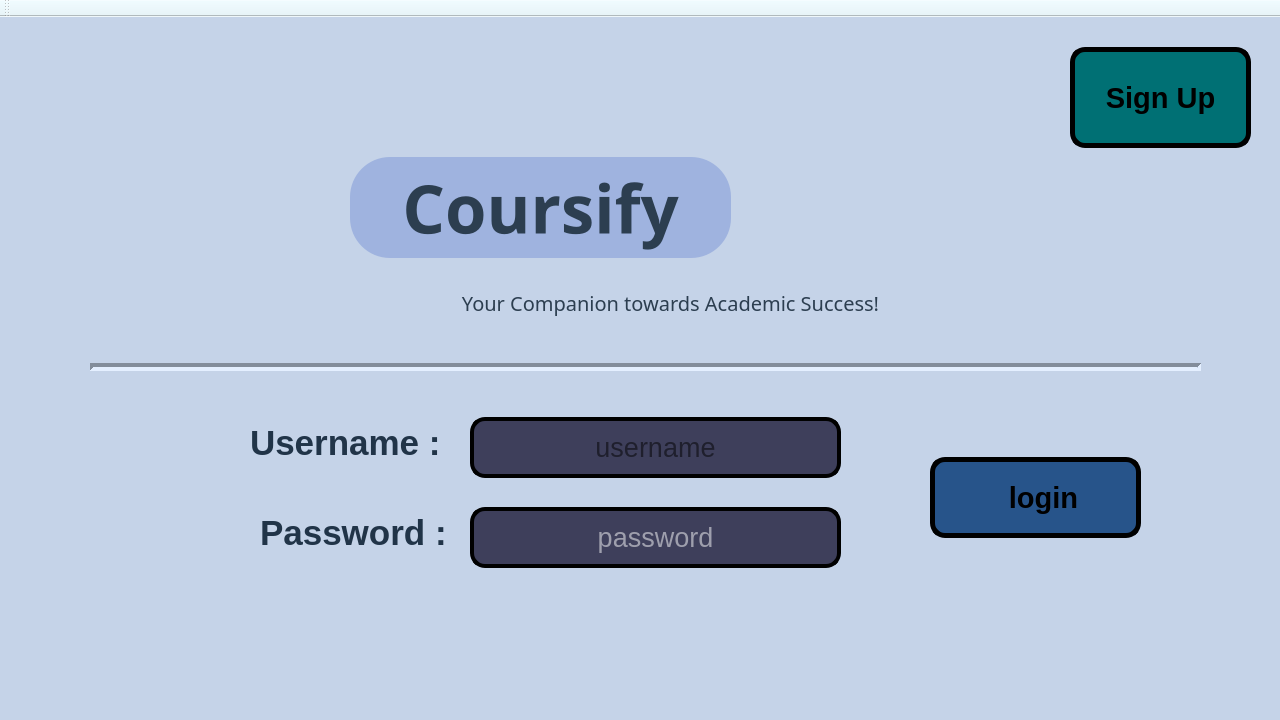
This is Coursify.ui in Ahmed-ElGoharyy/Coursifyy as Qt 5 draws it before an edit. The edited form follows.
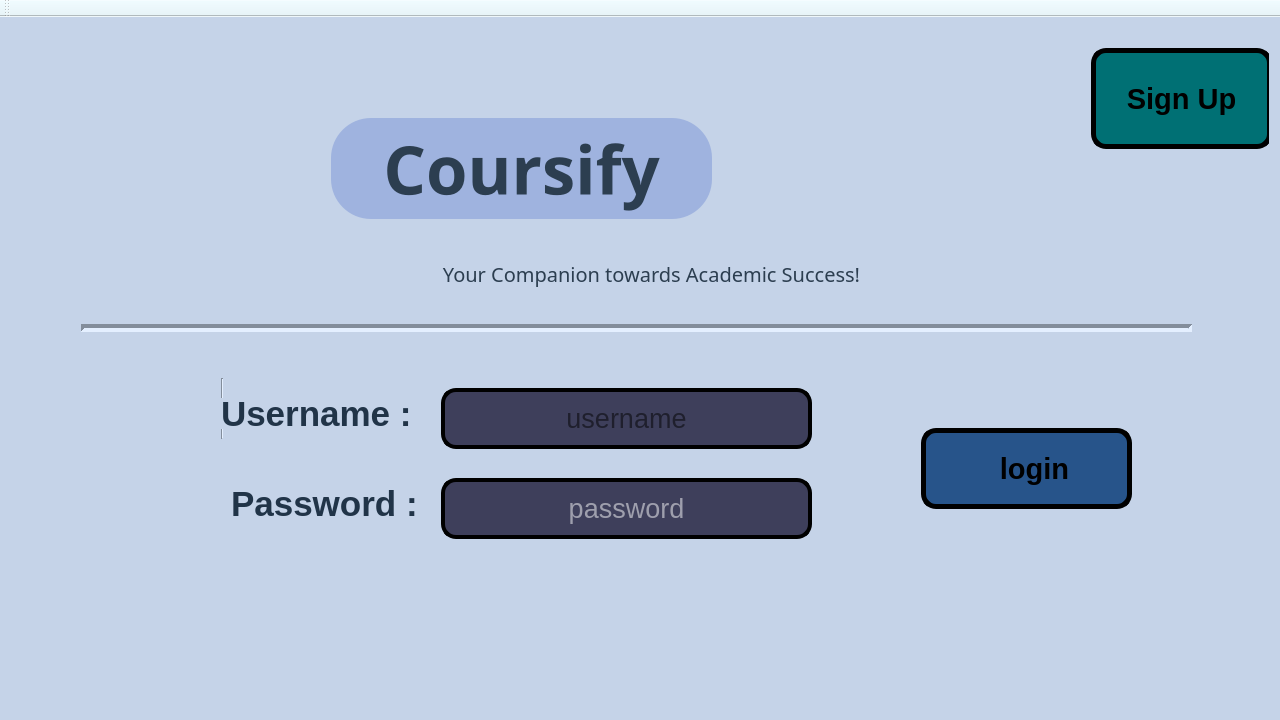
This is the edited form. The open tabs and pages were chosen to show the change. Icons and pictures are not drawn.

```diff
--- a/Coursify.ui
+++ b/Coursify.ui
@@ -486,131 +486,37 @@
    <property name="styleSheet">
     <string notr="true">background-color: rgb(197, 211, 232);</string>
    </property>
-   <widget class="QLineEdit" name="lineEdit">
+   <layout class="QGridLayout" name="gridLayout">
+    <item row="0" column="0">
+     <widget class="QStackedWidget" name="stackedWidget">
+      <property name="sizePolicy">
+       <sizepolicy hsizetype="Expanding" vsizetype="Expanding">
+        <horstretch>0</horstretch>
+        <verstretch>0</verstretch>
+       </sizepolicy>
+      </property>
+      <property name="currentIndex">
+       <number>3</number>
+      </property>
+      <widget class="QWidget" name="Login">
+       <widget class="Line" name="line_2">
     <property name="geometry">
      <rect>
-      <x>470</x>
-      <y>400</y>
-      <width>371</width>
+          <x>210</x>
+          <y>350</y>
+          <width>3</width>
       <height>61</height>
      </rect>
     </property>
-    <property name="palette">
-     <palette>
-      <active>
-       <colorrole role="Button">
-        <brush brushstyle="SolidPattern">
-         <color alpha="255">
-          <red>62</red>
-          <green>63</green>
-          <blue>91</blue>
-         </color>
-        </brush>
-       </colorrole>
-       <colorrole role="Base">
-        <brush brushstyle="SolidPattern">
-         <color alpha="255">
-          <red>62</red>
-          <green>63</green>
-          <blue>91</blue>
-         </color>
-        </brush>
-       </colorrole>
-       <colorrole role="Window">
-        <brush brushstyle="SolidPattern">
-         <color alpha="255">
-          <red>62</red>
-          <green>63</green>
-          <blue>91</blue>
-         </color>
-        </brush>
-       </colorrole>
-      </active>
-      <inactive>
-       <colorrole role="Button">
-        <brush brushstyle="SolidPattern">
-         <color alpha="255">
-          <red>62</red>
-          <green>63</green>
-          <blue>91</blue>
-         </color>
-        </brush>
-       </colorrole>
-       <colorrole role="Base">
-        <brush brushstyle="SolidPattern">
-         <color alpha="255">
-          <red>62</red>
-          <green>63</green>
-          <blue>91</blue>
-         </color>
-        </brush>
-       </colorrole>
-       <colorrole role="Window">
-        <brush brushstyle="SolidPattern">
-         <color alpha="255">
-          <red>62</red>
-          <green>63</green>
-          <blue>91</blue>
-         </color>
-        </brush>
-       </colorrole>
-      </inactive>
-      <disabled>
-       <colorrole role="Button">
-        <brush brushstyle="SolidPattern">
-         <color alpha="255">
-          <red>62</red>
-          <green>63</green>
-          <blue>91</blue>
-         </color>
-        </brush>
-       </colorrole>
-       <colorrole role="Base">
-        <brush brushstyle="SolidPattern">
-         <color alpha="255">
-          <red>62</red>
-          <green>63</green>
-          <blue>91</blue>
-         </color>
-        </brush>
-       </colorrole>
-       <colorrole role="Window">
-        <brush brushstyle="SolidPattern">
-         <color alpha="255">
-          <red>62</red>
-          <green>63</green>
-          <blue>91</blue>
-         </color>
-        </brush>
-       </colorrole>
-      </disabled>
-     </palette>
-    </property>
-    <property name="font">
-     <font>
-      <pointsize>20</pointsize>
-     </font>
-    </property>
-    <property name="styleSheet">
-     <string notr="true">border: 4px solid black;
-   border-radius: 15px;
-    background-color: #3E3F5B;</string>
-    </property>
-    <property name="text">
-     <string/>
-    </property>
-    <property name="alignment">
-     <set>Qt::AlignmentFlag::AlignCenter</set>
-    </property>
-    <property name="placeholderText">
-     <string>username</string>
-    </property>
-   </widget>
-   <widget class="QLabel" name="label_2">
+        <property name="orientation">
+         <enum>Qt::Orientation::Vertical</enum>
+        </property>
+       </widget>
+       <widget class="QLabel" name="label_6">
     <property name="geometry">
      <rect>
-      <x>260</x>
-      <y>500</y>
+          <x>220</x>
+          <y>460</y>
       <width>201</width>
       <height>31</height>
      </rect>
@@ -628,11 +534,11 @@
      <string>Password :</string>
     </property>
    </widget>
-   <widget class="QLineEdit" name="lineEdit_2">
+       <widget class="QLineEdit" name="login_password">
     <property name="geometry">
      <rect>
-      <x>470</x>
-      <y>490</y>
+          <x>430</x>
+          <y>450</y>
       <width>371</width>
       <height>61</height>
      </rect>
@@ -1129,11 +1035,11 @@
      <string>password</string>
     </property>
    </widget>
-   <widget class="Line" name="line">
+       <widget class="Line" name="line_3">
     <property name="geometry">
      <rect>
-      <x>90</x>
-      <y>340</y>
+          <x>70</x>
+          <y>290</y>
       <width>1111</width>
       <height>21</height>
      </rect>
@@ -1153,9 +1059,9 @@
        <colorrole role="Button">
         <brush brushstyle="SolidPattern">
          <color alpha="255">
-          <red>159</red>
-          <green>179</green>
-          <blue>223</blue>
+              <red>197</red>
+              <green>211</green>
+              <blue>232</blue>
          </color>
         </brush>
        </colorrole>
@@ -1225,18 +1131,18 @@
        <colorrole role="Base">
         <brush brushstyle="SolidPattern">
          <color alpha="255">
-          <red>255</red>
-          <green>255</green>
-          <blue>255</blue>
+              <red>197</red>
+              <green>211</green>
+              <blue>232</blue>
          </color>
         </brush>
        </colorrole>
        <colorrole role="Window">
         <brush brushstyle="SolidPattern">
          <color alpha="255">
-          <red>159</red>
-          <green>179</green>
-          <blue>223</blue>
+              <red>197</red>
+              <green>211</green>
+              <blue>232</blue>
          </color>
         </brush>
        </colorrole>
@@ -1308,9 +1214,9 @@
        <colorrole role="Button">
         <brush brushstyle="SolidPattern">
          <color alpha="255">
-          <red>159</red>
-          <green>179</green>
-          <blue>223</blue>
+              <red>197</red>
+              <green>211</green>
+              <blue>232</blue>
          </color>
         </brush>
        </colorrole>
@@ -1380,18 +1286,18 @@
        <colorrole role="Base">
         <brush brushstyle="SolidPattern">
          <color alpha="255">
-          <red>255</red>
-          <green>255</green>
-          <blue>255</blue>
+              <red>197</red>
+              <green>211</green>
+              <blue>232</blue>
          </color>
         </brush>
        </colorrole>
        <colorrole role="Window">
         <brush brushstyle="SolidPattern">
          <color alpha="255">
-          <red>159</red>
-          <green>179</green>
-          <blue>223</blue>
+              <red>197</red>
+              <green>211</green>
+              <blue>232</blue>
          </color>
         </brush>
        </colorrole>
@@ -1463,9 +1369,9 @@
        <colorrole role="Button">
         <brush brushstyle="SolidPattern">
          <color alpha="255">
-          <red>159</red>
-          <green>179</green>
-          <blue>223</blue>
+              <red>197</red>
+              <green>211</green>
+              <blue>232</blue>
          </color>
         </brush>
        </colorrole>
@@ -1535,18 +1441,18 @@
        <colorrole role="Base">
         <brush brushstyle="SolidPattern">
          <color alpha="255">
-          <red>159</red>
-          <green>179</green>
-          <blue>223</blue>
+              <red>197</red>
+              <green>211</green>
+              <blue>232</blue>
          </color>
         </brush>
        </colorrole>
        <colorrole role="Window">
         <brush brushstyle="SolidPattern">
          <color alpha="255">
-          <red>159</red>
-          <green>179</green>
-          <blue>223</blue>
+              <red>197</red>
+              <green>211</green>
+              <blue>232</blue>
          </color>
         </brush>
        </colorrole>
@@ -1617,11 +1523,11 @@
      <enum>Qt::Orientation::Horizontal</enum>
     </property>
    </widget>
-   <widget class="QPushButton" name="pushButton">
+       <widget class="QPushButton" name="login_button">
     <property name="geometry">
      <rect>
-      <x>930</x>
-      <y>440</y>
+          <x>910</x>
+          <y>400</y>
       <width>211</width>
       <height>81</height>
      </rect>
@@ -1744,11 +1650,258 @@
      </size>
     </property>
    </widget>
-   <widget class="QLabel" name="label_3">
+       <widget class="QLineEdit" name="login_username">
     <property name="geometry">
      <rect>
-      <x>250</x>
-      <y>410</y>
+          <x>430</x>
+          <y>360</y>
+          <width>371</width>
+          <height>61</height>
+         </rect>
+        </property>
+        <property name="palette">
+         <palette>
+          <active>
+           <colorrole role="Button">
+            <brush brushstyle="SolidPattern">
+             <color alpha="255">
+              <red>62</red>
+              <green>63</green>
+              <blue>91</blue>
+             </color>
+            </brush>
+           </colorrole>
+           <colorrole role="Base">
+            <brush brushstyle="SolidPattern">
+             <color alpha="255">
+              <red>62</red>
+              <green>63</green>
+              <blue>91</blue>
+             </color>
+            </brush>
+           </colorrole>
+           <colorrole role="Window">
+            <brush brushstyle="SolidPattern">
+             <color alpha="255">
+              <red>62</red>
+              <green>63</green>
+              <blue>91</blue>
+             </color>
+            </brush>
+           </colorrole>
+          </active>
+          <inactive>
+           <colorrole role="Button">
+            <brush brushstyle="SolidPattern">
+             <color alpha="255">
+              <red>62</red>
+              <green>63</green>
+              <blue>91</blue>
+             </color>
+            </brush>
+           </colorrole>
+           <colorrole role="Base">
+            <brush brushstyle="SolidPattern">
+             <color alpha="255">
+              <red>62</red>
+              <green>63</green>
+              <blue>91</blue>
+             </color>
+            </brush>
+           </colorrole>
+           <colorrole role="Window">
+            <brush brushstyle="SolidPattern">
+             <color alpha="255">
+              <red>62</red>
+              <green>63</green>
+              <blue>91</blue>
+             </color>
+            </brush>
+           </colorrole>
+          </inactive>
+          <disabled>
+           <colorrole role="Button">
+            <brush brushstyle="SolidPattern">
+             <color alpha="255">
+              <red>62</red>
+              <green>63</green>
+              <blue>91</blue>
+             </color>
+            </brush>
+           </colorrole>
+           <colorrole role="Base">
+            <brush brushstyle="SolidPattern">
+             <color alpha="255">
+              <red>62</red>
+              <green>63</green>
+              <blue>91</blue>
+             </color>
+            </brush>
+           </colorrole>
+           <colorrole role="Window">
+            <brush brushstyle="SolidPattern">
+             <color alpha="255">
+              <red>62</red>
+              <green>63</green>
+              <blue>91</blue>
+             </color>
+            </brush>
+           </colorrole>
+          </disabled>
+         </palette>
+        </property>
+        <property name="font">
+         <font>
+          <pointsize>20</pointsize>
+         </font>
+        </property>
+        <property name="styleSheet">
+         <string notr="true">border: 4px solid black;
+   border-radius: 15px;
+    background-color: #3E3F5B;</string>
+        </property>
+        <property name="text">
+         <string/>
+        </property>
+        <property name="alignment">
+         <set>Qt::AlignmentFlag::AlignCenter</set>
+        </property>
+        <property name="placeholderText">
+         <string>username</string>
+        </property>
+       </widget>
+       <widget class="QPushButton" name="signup_button">
+        <property name="geometry">
+         <rect>
+          <x>1080</x>
+          <y>20</y>
+          <width>181</width>
+          <height>101</height>
+         </rect>
+        </property>
+        <property name="palette">
+         <palette>
+          <active>
+           <colorrole role="Button">
+            <brush brushstyle="SolidPattern">
+             <color alpha="255">
+              <red>0</red>
+              <green>112</green>
+              <blue>116</blue>
+             </color>
+            </brush>
+           </colorrole>
+           <colorrole role="Base">
+            <brush brushstyle="SolidPattern">
+             <color alpha="255">
+              <red>0</red>
+              <green>112</green>
+              <blue>116</blue>
+             </color>
+            </brush>
+           </colorrole>
+           <colorrole role="Window">
+            <brush brushstyle="SolidPattern">
+             <color alpha="255">
+              <red>0</red>
+              <green>112</green>
+              <blue>116</blue>
+             </color>
+            </brush>
+           </colorrole>
+          </active>
+          <inactive>
+           <colorrole role="Button">
+            <brush brushstyle="SolidPattern">
+             <color alpha="255">
+              <red>0</red>
+              <green>112</green>
+              <blue>116</blue>
+             </color>
+            </brush>
+           </colorrole>
+           <colorrole role="Base">
+            <brush brushstyle="SolidPattern">
+             <color alpha="255">
+              <red>0</red>
+              <green>112</green>
+              <blue>116</blue>
+             </color>
+            </brush>
+           </colorrole>
+           <colorrole role="Window">
+            <brush brushstyle="SolidPattern">
+             <color alpha="255">
+              <red>0</red>
+              <green>112</green>
+              <blue>116</blue>
+             </color>
+            </brush>
+           </colorrole>
+          </inactive>
+          <disabled>
+           <colorrole role="Button">
+            <brush brushstyle="SolidPattern">
+             <color alpha="255">
+              <red>0</red>
+              <green>112</green>
+              <blue>116</blue>
+             </color>
+            </brush>
+           </colorrole>
+           <colorrole role="Base">
+            <brush brushstyle="SolidPattern">
+             <color alpha="255">
+              <red>0</red>
+              <green>112</green>
+              <blue>116</blue>
+             </color>
+            </brush>
+           </colorrole>
+           <colorrole role="Window">
+            <brush brushstyle="SolidPattern">
+             <color alpha="255">
+              <red>0</red>
+              <green>112</green>
+              <blue>116</blue>
+             </color>
+            </brush>
+           </colorrole>
+          </disabled>
+         </palette>
+        </property>
+        <property name="font">
+         <font>
+          <pointsize>22</pointsize>
+          <bold>true</bold>
+         </font>
+        </property>
+        <property name="cursor">
+         <cursorShape>OpenHandCursor</cursorShape>
+        </property>
+        <property name="styleSheet">
+         <string notr="true">border: 5px solid black;   /* Border */
+border-radius: 15px;  
+background-color: #007074</string>
+        </property>
+        <property name="text">
+         <string>Sign Up</string>
+        </property>
+        <property name="icon">
+         <iconset theme="QIcon::ThemeIcon::ContactNew"/>
+        </property>
+        <property name="iconSize">
+         <size>
+          <width>25</width>
+          <height>25</height>
+         </size>
+        </property>
+       </widget>
+       <widget class="QLabel" name="label_7">
+        <property name="geometry">
+         <rect>
+          <x>210</x>
+          <y>370</y>
       <width>201</width>
       <height>31</height>
      </rect>
@@ -1766,11 +1919,11 @@
      <string>Username :</string>
     </property>
    </widget>
-   <widget class="QLabel" name="label">
+       <widget class="QLabel" name="label_8">
     <property name="geometry">
      <rect>
-      <x>750</x>
-      <y>90</y>
+          <x>720</x>
+          <y>30</y>
       <width>221</width>
       <height>161</height>
      </rect>
@@ -1785,11 +1938,11 @@
      <bool>true</bool>
     </property>
    </widget>
-   <widget class="QLabel" name="label_4">
+       <widget class="QLabel" name="label_9">
     <property name="geometry">
      <rect>
-      <x>350</x>
-      <y>140</y>
+          <x>320</x>
+          <y>90</y>
       <width>381</width>
       <height>101</height>
      </rect>
@@ -1816,138 +1969,11 @@
      <set>Qt::AlignmentFlag::AlignCenter</set>
     </property>
    </widget>
-   <widget class="QPushButton" name="pushButton_2">
+       <widget class="QLabel" name="label_10">
     <property name="geometry">
      <rect>
-      <x>1070</x>
-      <y>30</y>
-      <width>181</width>
-      <height>101</height>
-     </rect>
-    </property>
-    <property name="palette">
-     <palette>
-      <active>
-       <colorrole role="Button">
-        <brush brushstyle="SolidPattern">
-         <color alpha="255">
-          <red>0</red>
-          <green>112</green>
-          <blue>116</blue>
-         </color>
-        </brush>
-       </colorrole>
-       <colorrole role="Base">
-        <brush brushstyle="SolidPattern">
-         <color alpha="255">
-          <red>0</red>
-          <green>112</green>
-          <blue>116</blue>
-         </color>
-        </brush>
-       </colorrole>
-       <colorrole role="Window">
-        <brush brushstyle="SolidPattern">
-         <color alpha="255">
-          <red>0</red>
-          <green>112</green>
-          <blue>116</blue>
-         </color>
-        </brush>
-       </colorrole>
-      </active>
-      <inactive>
-       <colorrole role="Button">
-        <brush brushstyle="SolidPattern">
-         <color alpha="255">
-          <red>0</red>
-          <green>112</green>
-          <blue>116</blue>
-         </color>
-        </brush>
-       </colorrole>
-       <colorrole role="Base">
-        <brush brushstyle="SolidPattern">
-         <color alpha="255">
-          <red>0</red>
-          <green>112</green>
-          <blue>116</blue>
-         </color>
-        </brush>
-       </colorrole>
-       <colorrole role="Window">
-        <brush brushstyle="SolidPattern">
-         <color alpha="255">
-          <red>0</red>
-          <green>112</green>
-          <blue>116</blue>
-         </color>
-        </brush>
-       </colorrole>
-      </inactive>
-      <disabled>
-       <colorrole role="Button">
-        <brush brushstyle="SolidPattern">
-         <color alpha="255">
-          <red>0</red>
-          <green>112</green>
-          <blue>116</blue>
-         </color>
-        </brush>
-       </colorrole>
-       <colorrole role="Base">
-        <brush brushstyle="SolidPattern">
-         <color alpha="255">
-          <red>0</red>
-          <green>112</green>
-          <blue>116</blue>
-         </color>
-        </brush>
-       </colorrole>
-       <colorrole role="Window">
-        <brush brushstyle="SolidPattern">
-         <color alpha="255">
-          <red>0</red>
-          <green>112</green>
-          <blue>116</blue>
-         </color>
-        </brush>
-       </colorrole>
-      </disabled>
-     </palette>
-    </property>
-    <property name="font">
-     <font>
-      <pointsize>22</pointsize>
-      <bold>true</bold>
-     </font>
-    </property>
-    <property name="cursor">
-     <cursorShape>OpenHandCursor</cursorShape>
-    </property>
-    <property name="styleSheet">
-     <string notr="true">border: 5px solid black;   /* Border */
-border-radius: 15px;  
-background-color: #007074</string>
-    </property>
-    <property name="text">
-     <string>Sign Up</string>
-    </property>
-    <property name="icon">
-     <iconset theme="QIcon::ThemeIcon::ContactNew"/>
-    </property>
-    <property name="iconSize">
-     <size>
-      <width>25</width>
-      <height>25</height>
-     </size>
-    </property>
-   </widget>
-   <widget class="QLabel" name="label_5">
-    <property name="geometry">
-     <rect>
-      <x>410</x>
-      <y>270</y>
+          <x>380</x>
+          <y>230</y>
       <width>521</width>
       <height>31</height>
      </rect>
@@ -1957,13 +1983,12 @@
       <family>#143d60</family>
       <pointsize>15</pointsize>
       <italic>false</italic>
-      <fontweight></fontweight>
+          <bold>false</bold>
      </font>
     </property>
     <property name="styleSheet">
      <string notr="true">color: #2c3e50;
     font:  15pt #143D60 ;
-font-weight:8;
 
 border-radius: 50px;
   </string>
@@ -1975,6 +2000,169 @@
      <set>Qt::AlignmentFlag::AlignCenter</set>
     </property>
    </widget>
+      </widget>
+      <widget class="QWidget" name="Admin_Panel"/>
+      <widget class="QWidget" name="Student_Panel"/>
+      <widget class="QWidget" name="Register">
+       <widget class="QLabel" name="label_11">
+        <property name="geometry">
+         <rect>
+          <x>330</x>
+          <y>20</y>
+          <width>631</width>
+          <height>91</height>
+         </rect>
+        </property>
+        <property name="font">
+         <font>
+          <pointsize>26</pointsize>
+          <bold>true</bold>
+         </font>
+        </property>
+        <property name="styleSheet">
+         <string notr="true">color: rgb(33, 52, 72);</string>
+        </property>
+        <property name="text">
+         <string>Are you a Student or Administrator?</string>
+        </property>
+       </widget>
+       <widget class="QPushButton" name="back_button">
+        <property name="geometry">
+         <rect>
+          <x>10</x>
+          <y>20</y>
+          <width>181</width>
+          <height>71</height>
+         </rect>
+        </property>
+        <property name="sizePolicy">
+         <sizepolicy hsizetype="Expanding" vsizetype="Fixed">
+          <horstretch>0</horstretch>
+          <verstretch>0</verstretch>
+         </sizepolicy>
+        </property>
+        <property name="palette">
+         <palette>
+          <active>
+           <colorrole role="Button">
+            <brush brushstyle="SolidPattern">
+             <color alpha="255">
+              <red>24</red>
+              <green>59</green>
+              <blue>78</blue>
+             </color>
+            </brush>
+           </colorrole>
+           <colorrole role="Base">
+            <brush brushstyle="SolidPattern">
+             <color alpha="255">
+              <red>24</red>
+              <green>59</green>
+              <blue>78</blue>
+             </color>
+            </brush>
+           </colorrole>
+           <colorrole role="Window">
+            <brush brushstyle="SolidPattern">
+             <color alpha="255">
+              <red>24</red>
+              <green>59</green>
+              <blue>78</blue>
+             </color>
+            </brush>
+           </colorrole>
+          </active>
+          <inactive>
+           <colorrole role="Button">
+            <brush brushstyle="SolidPattern">
+             <color alpha="255">
+              <red>24</red>
+              <green>59</green>
+              <blue>78</blue>
+             </color>
+            </brush>
+           </colorrole>
+           <colorrole role="Base">
+            <brush brushstyle="SolidPattern">
+             <color alpha="255">
+              <red>24</red>
+              <green>59</green>
+              <blue>78</blue>
+             </color>
+            </brush>
+           </colorrole>
+           <colorrole role="Window">
+            <brush brushstyle="SolidPattern">
+             <color alpha="255">
+              <red>24</red>
+              <green>59</green>
+              <blue>78</blue>
+             </color>
+            </brush>
+           </colorrole>
+          </inactive>
+          <disabled>
+           <colorrole role="Button">
+            <brush brushstyle="SolidPattern">
+             <color alpha="255">
+              <red>24</red>
+              <green>59</green>
+              <blue>78</blue>
+             </color>
+            </brush>
+           </colorrole>
+           <colorrole role="Base">
+            <brush brushstyle="SolidPattern">
+             <color alpha="255">
+              <red>24</red>
+              <green>59</green>
+              <blue>78</blue>
+             </color>
+            </brush>
+           </colorrole>
+           <colorrole role="Window">
+            <brush brushstyle="SolidPattern">
+             <color alpha="255">
+              <red>24</red>
+              <green>59</green>
+              <blue>78</blue>
+             </color>
+            </brush>
+           </colorrole>
+          </disabled>
+         </palette>
+        </property>
+        <property name="font">
+         <font>
+          <pointsize>15</pointsize>
+          <bold>true</bold>
+         </font>
+        </property>
+        <property name="cursor">
+         <cursorShape>OpenHandCursor</cursorShape>
+        </property>
+        <property name="styleSheet">
+         <string notr="true">border: 5px solid black;   /* Border */
+border-radius: 15px;  
+background-color: #183B4E</string>
+        </property>
+        <property name="text">
+         <string> Back to login</string>
+        </property>
+        <property name="icon">
+         <iconset theme="QIcon::ThemeIcon::DocumentRevert"/>
+        </property>
+        <property name="iconSize">
+         <size>
+          <width>20</width>
+          <height>20</height>
+         </size>
+        </property>
+       </widget>
+      </widget>
+     </widget>
+    </item>
+   </layout>
   </widget>
   <widget class="QMenuBar" name="menuBar">
    <property name="geometry">
```
Lines whose indentation alone changed are shown as unchanged.
